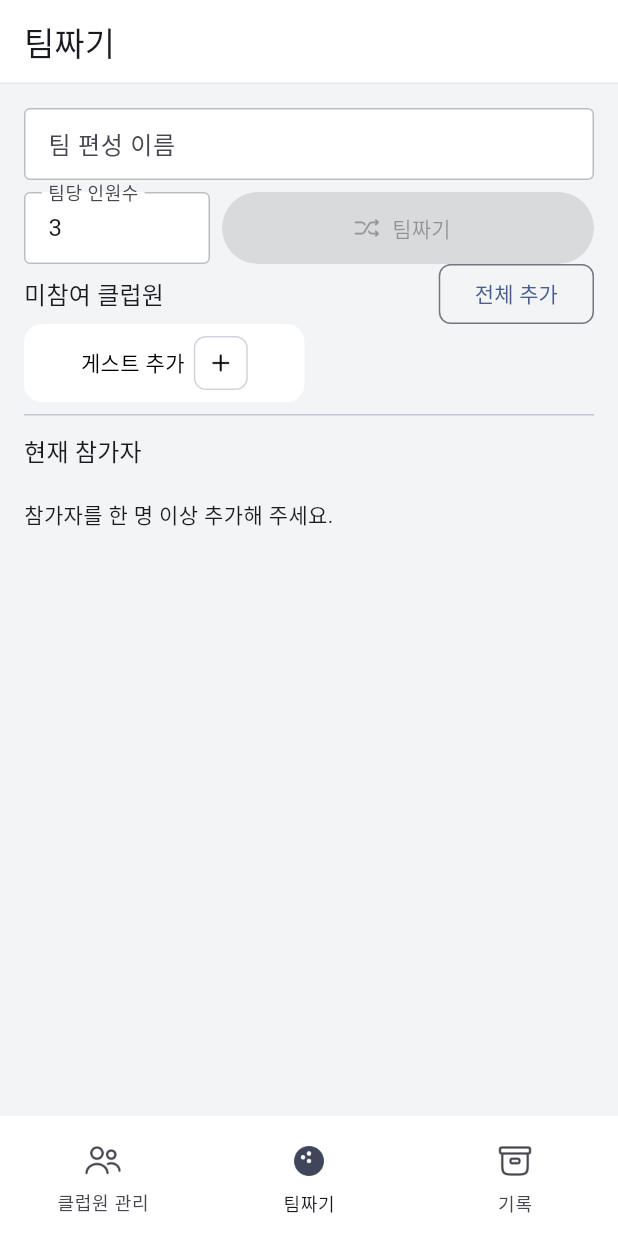
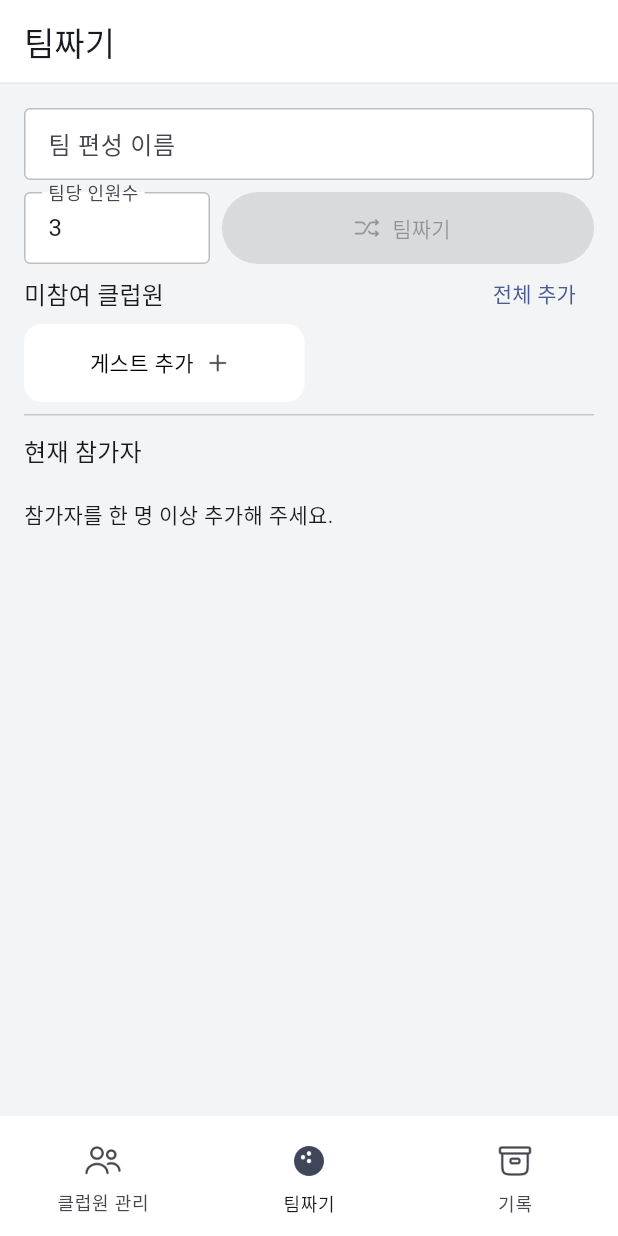
Before and after one commit to dyuhob/blackholeTeammaker, a Flutter app: the screen it shows after launch, item 2 of the bottom bar chosen, on a phone screen of 412 x 824 dp. Run offline on Flutter 3.47's test engine with Material 3 defaults, Android fonts, the phone set to English and light mode, and no system bars; our stand-ins replace screenshot, share_plus, supabase_flutter, web; missing offline and left inert: dart:js_interop, gal; accounts and stored records are empty.

```diff
--- a/lib/app/app_shell.dart
+++ b/lib/app/app_shell.dart
@@ -37,7 +37,13 @@ class AppShell extends StatelessWidget {
   Widget build(BuildContext context) => Scaffold(
     appBar: AppBar(
       title: Text(_titles[selectedIndex]),
-      shape: const Border(bottom: BorderSide(color: Color(0xFFE5E7EB))),
+      shape: Border(
+        bottom: BorderSide(
+          color: selectedIndex == 0
+              ? const Color(0xFFF3F4F6)
+              : const Color(0xFFE5E7EB),
+        ),
+      ),
     ),
     body: IndexedStack(
       index: selectedIndex,
--- a/lib/features/members/member_screen.dart
+++ b/lib/features/members/member_screen.dart
@@ -227,11 +227,12 @@ class _MemberScreenState extends State<MemberScreen> {
                                           );
                                         }
                                       },
+                                      textAlignVertical:
+                                          TextAlignVertical.center,
                                       decoration: const InputDecoration(
                                         isDense: true,
                                         contentPadding: EdgeInsets.symmetric(
                                           horizontal: 8,
-                                          vertical: 8,
                                         ),
                                         errorStyle: TextStyle(
                                           fontSize: 0,
--- a/lib/features/team_builder/team_builder_screen.dart
+++ b/lib/features/team_builder/team_builder_screen.dart
@@ -16,6 +16,8 @@ const _gridGap = 6.0;
 const _focusedInputColor = Color(0xFF42A5F5);
 const _actionButtonSize = 36.0;
 const _actionIconSize = 20.0;
+const _removeButtonSize = 24.0;
+const _removeIconSize = 14.0;
 
 class TeamBuilderScreen extends StatefulWidget {
   const TeamBuilderScreen({
@@ -194,16 +196,11 @@ class _TeamBuilderScreenState extends State<TeamBuilderScreen> {
                   style: Theme.of(context).textTheme.titleMedium,
                 ),
                 const Spacer(),
-                OutlinedButton(
+                TextButton(
                   onPressed: () {
                     _invalidScoreParticipantIds.clear();
                     widget.controller.resetAllMembers();
                   },
-                  style: OutlinedButton.styleFrom(
-                    shape: RoundedRectangleBorder(
-                      borderRadius: BorderRadius.circular(8),
-                    ),
-                  ),
                   child: const Text('전체 추가'),
                 ),
               ],
@@ -316,13 +313,22 @@ class _GuestAddCard extends StatelessWidget {
         mainAxisAlignment: MainAxisAlignment.center,
         children: [
           const Text('게스트 추가', style: TextStyle(color: Colors.black)),
-          const SizedBox(width: 6),
-          BorderedAssetIconButton(
-            assetPath: NavigationIconAssets.participantAdd,
-            tooltip: '게스트 추가',
-            onPressed: onTap,
-            size: _actionButtonSize,
-            iconSize: _actionIconSize,
+          const SizedBox(width: 2),
+          SizedBox.square(
+            dimension: 28,
+            child: IconButton(
+              key: const Key('guest-add-icon'),
+              tooltip: '게스트 추가',
+              onPressed: onTap,
+              padding: EdgeInsets.zero,
+              iconSize: _actionIconSize,
+              style: IconButton.styleFrom(
+                tapTargetSize: MaterialTapTargetSize.shrinkWrap,
+              ),
+              icon: const ImageIcon(
+                AssetImage(NavigationIconAssets.participantAdd),
+              ),
+            ),
           ),
         ],
       ),
@@ -392,7 +398,7 @@ class _ParticipantCard extends StatelessWidget {
     surfaceTintColor: Colors.transparent,
     shape: RoundedRectangleBorder(borderRadius: BorderRadius.circular(12)),
     child: Padding(
-      padding: const EdgeInsets.only(left: 9),
+      padding: const EdgeInsets.only(left: 9, right: 4),
       child: Row(
         children: [
           Expanded(
@@ -436,8 +442,8 @@ class _ParticipantCard extends StatelessWidget {
             tooltip: '참가자 제외',
             onPressed: onRemove,
             assetPath: NavigationIconAssets.participantRemove,
-            size: _actionButtonSize,
-            iconSize: _actionIconSize,
+            size: _removeButtonSize,
+            iconSize: _removeIconSize,
           ),
         ],
       ),
--- a/lib/services/team_result_image_renderer.dart
+++ b/lib/services/team_result_image_renderer.dart
@@ -13,7 +13,7 @@ Future<Uint8List> captureTeamResultImage(
   InheritedTheme.captureAll(
     context,
     Material(
-      color: Colors.white,
+      color: const Color(0xFFF3F4F6),
       child: TeamResultExportWidget(result: result),
     ),
   ),
--- a/pubspec.yaml
+++ b/pubspec.yaml
@@ -16,7 +16,7 @@ publish_to: 'none' # Remove this line if you wish to publish to pub.dev
 # https://developer.apple.com/library/archive/documentation/General/Reference/InfoPlistKeyReference/Articles/CoreFoundationKeys.html
 # In Windows, build-name is used as the major, minor, and patch parts
 # of the product and file versions while build-number is used as the build suffix.
-version: 1.1.5+9
+version: 1.1.6+10
 
 environment:
   sdk: ^3.13.2
```
Also changed, not shown: lib/features/history/team_result_content.dart (+18 -13 lines), lib/features/history/team_result_screen.dart (+13 -4 lines), 6 other files.
